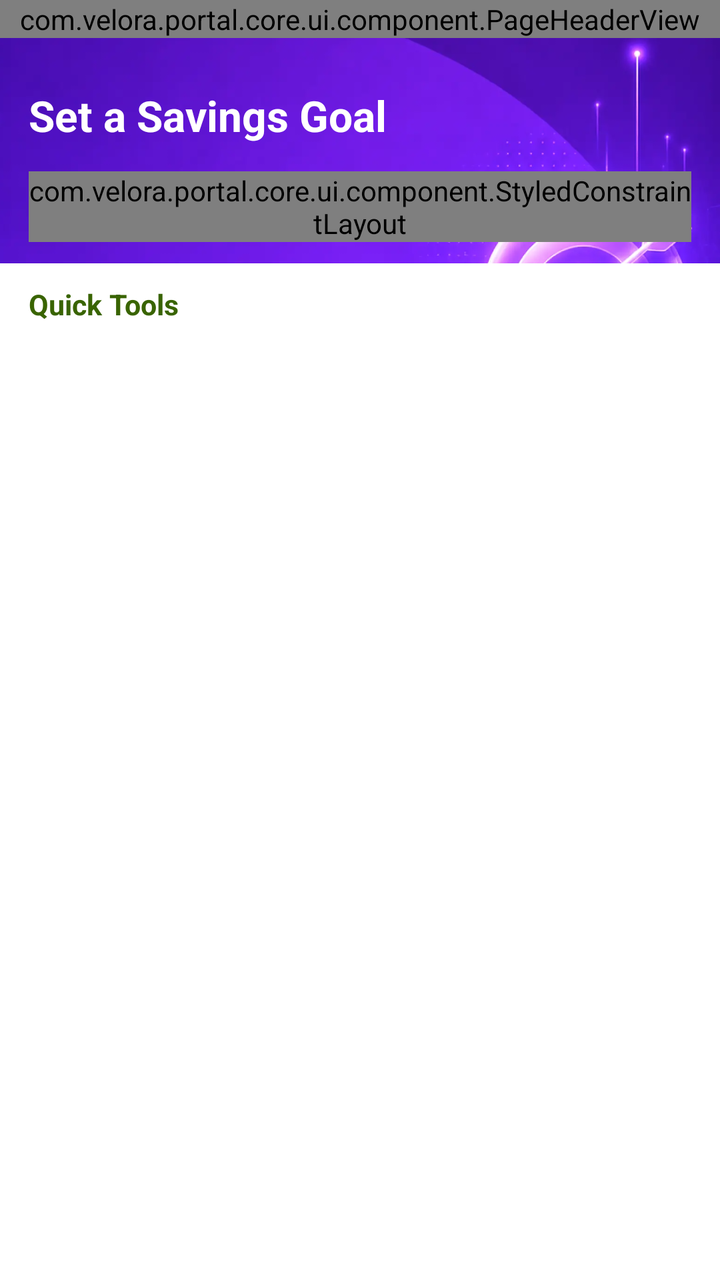
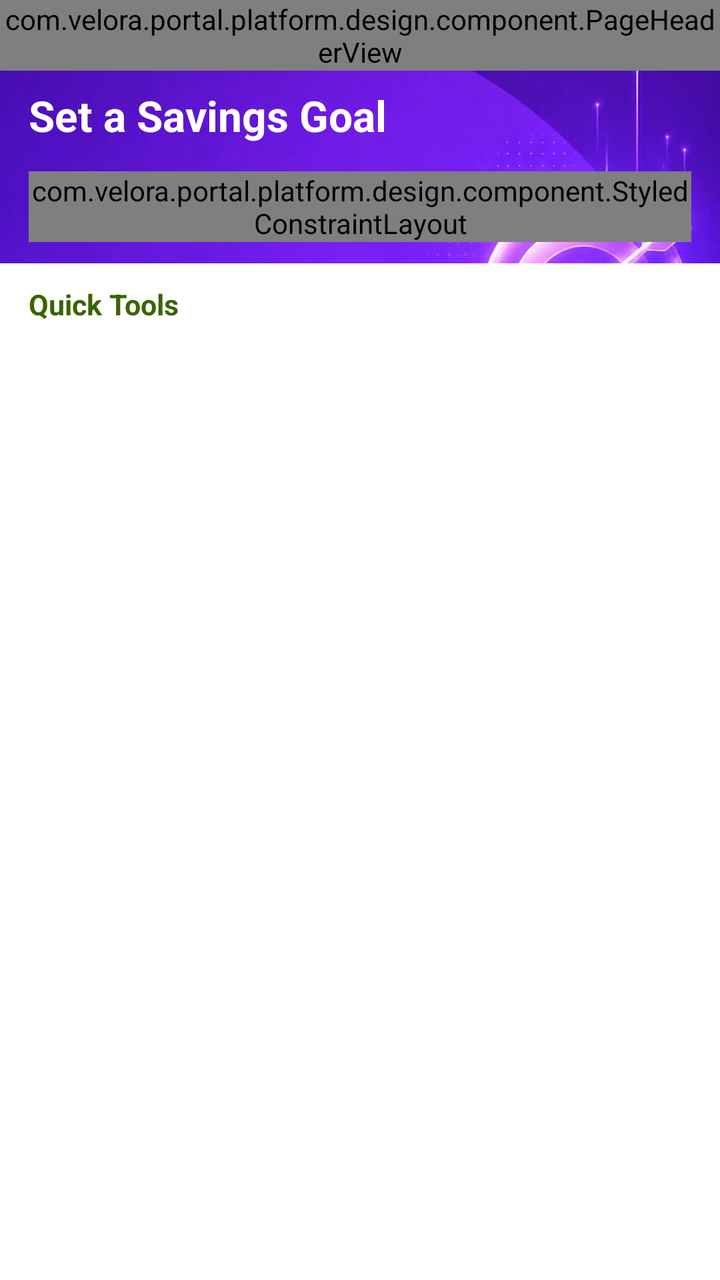

An Android layout rendered at two revisions. The XML below is the earlier revision; the diff shows what the commit changed to produce the second picture.
<!-- AndroidManifest.xml: application theme MyTheme -->
<!-- res/layout/activity_savings_goal_tip_detail.xml -->
<?xml version="1.0" encoding="utf-8"?>
<androidx.constraintlayout.widget.ConstraintLayout xmlns:android="http://schemas.android.com/apk/res/android"
    xmlns:app="http://schemas.android.com/apk/res-auto"
    android:layout_width="match_parent"
    android:layout_height="match_parent"
    android:background="@color/page_bg_color1">

    <androidx.appcompat.widget.AppCompatImageView
        android:layout_width="0dp"
        android:layout_height="0dp"
        android:contentDescription="@null"
        android:scaleType="centerCrop"
        android:src="@mipmap/page_goal_detail_bg"
        app:layout_constraintBottom_toBottomOf="parent"
        app:layout_constraintEnd_toEndOf="parent"
        app:layout_constraintStart_toStartOf="parent"
        app:layout_constraintTop_toTopOf="parent" />

    <androidx.core.widget.NestedScrollView
        android:layout_width="0dp"
        android:layout_height="0dp"
        android:clipToPadding="false"
        android:fillViewport="true"
        android:overScrollMode="never"
        app:layout_constraintBottom_toBottomOf="parent"
        app:layout_constraintEnd_toEndOf="parent"
        app:layout_constraintStart_toStartOf="parent"
        app:layout_constraintTop_toTopOf="parent">

        <LinearLayout
            android:layout_width="match_parent"
            android:layout_height="match_parent"
            android:orientation="vertical">

            <FrameLayout
                android:id="@+id/detailHeader"
                android:layout_width="match_parent"
                android:layout_height="wrap_content"
                android:paddingBottom="@dimen/dp_16">

                <com.velora.portal.core.ui.component.PageHeaderView
                    android:id="@+id/titleBar"
                    android:layout_width="match_parent"
                    android:layout_height="wrap_content"
                    app:fitStatusBar="false"
                    app:navigationIconColor="@color/text_inverse"
                    app:navigationMarginStart="@dimen/dp_0" />

                <TextView
                    android:layout_width="match_parent"
                    android:layout_height="wrap_content"
                    android:layout_gravity="start|top"
                    android:layout_marginStart="@dimen/dp_16"
                    android:layout_marginTop="@dimen/dp_52"
                    android:layout_marginEnd="@dimen/dp_16"
                    android:gravity="top"
                    android:includeFontPadding="false"
                    android:minLines="1"
                    android:text="@string/calculator_tips_goal_title"
                    android:textColor="@color/text_inverse"
                    android:textSize="@dimen/sp_24"
                    android:textStyle="bold" />
            </FrameLayout>

            <com.velora.portal.core.ui.component.StyledConstraintLayout
                android:layout_width="match_parent"
                android:layout_height="wrap_content"
                android:layout_marginHorizontal="@dimen/dp_16"
                app:radius="@dimen/dp_12"
                app:solidColor="@color/surface_primary">

                <LinearLayout
                    android:layout_width="0dp"
                    android:layout_height="wrap_content"
                    android:orientation="vertical"
                    android:padding="@dimen/dp_12"
                    app:layout_constraintEnd_toEndOf="parent"
                    app:layout_constraintStart_toStartOf="parent"
                    app:layout_constraintTop_toTopOf="parent">

                    <TextView
                        android:layout_width="match_parent"
                        android:layout_height="wrap_content"
                        android:includeFontPadding="false"
                        android:text="@string/calculator_goal_tip_updated"
                        android:textColor="@color/text_primary"
                        android:textSize="@dimen/sp_14"
                        android:textStyle="bold" />

                    <TextView
                        android:id="@+id/tvDefineTitle"
                        android:layout_width="match_parent"
                        android:layout_height="wrap_content"
                        android:layout_marginTop="@dimen/dp_10"
                        android:textColor="@color/text_primary"
                        android:textSize="@dimen/sp_12"
                        android:textStyle="bold" />

                    <TextView
                        android:layout_width="match_parent"
                        android:layout_height="wrap_content"
                        android:layout_marginTop="@dimen/dp_4"
                        android:lineSpacingExtra="@dimen/dp_2"
                        android:text="@string/calculator_goal_tip_define_description"
                        android:textColor="@color/text_secondary"
                        android:textSize="@dimen/sp_10" />

                    <TextView
                        android:id="@+id/tvTargetTitle"
                        android:layout_width="match_parent"
                        android:layout_height="wrap_content"
                        android:layout_marginTop="@dimen/dp_12"
                        android:textColor="@color/text_primary"
                        android:textSize="@dimen/sp_12"
                        android:textStyle="bold" />

                    <TextView
                        android:layout_width="match_parent"
                        android:layout_height="wrap_content"
                        android:layout_marginTop="@dimen/dp_4"
                        android:lineSpacingExtra="@dimen/dp_2"
                        android:text="@string/calculator_goal_tip_target_description"
                        android:textColor="@color/text_secondary"
                        android:textSize="@dimen/sp_10" />

                    <TextView
                        android:id="@+id/tvPlanTitle"
                        android:layout_width="match_parent"
                        android:layout_height="wrap_content"
                        android:layout_marginTop="@dimen/dp_12"
                        android:textColor="@color/text_primary"
                        android:textSize="@dimen/sp_12"
                        android:textStyle="bold" />

                    <TextView
                        android:layout_width="match_parent"
                        android:layout_height="wrap_content"
                        android:layout_marginTop="@dimen/dp_4"
                        android:lineSpacingExtra="@dimen/dp_2"
                        android:text="@string/calculator_goal_tip_plan_description"
                        android:textColor="@color/text_secondary"
                        android:textSize="@dimen/sp_10" />

                    <TextView
                        android:id="@+id/tvProgressTitle"
                        android:layout_width="match_parent"
                        android:layout_height="wrap_content"
                        android:layout_marginTop="@dimen/dp_12"
                        android:textColor="@color/text_primary"
                        android:textSize="@dimen/sp_12"
                        android:textStyle="bold" />

                    <TextView
                        android:layout_width="match_parent"
                        android:layout_height="wrap_content"
                        android:layout_marginTop="@dimen/dp_4"
                        android:lineSpacingExtra="@dimen/dp_2"
                        android:text="@string/calculator_goal_tip_progress_description"
                        android:textColor="@color/text_secondary"
                        android:textSize="@dimen/sp_10" />
                </LinearLayout>
            </com.velora.portal.core.ui.component.StyledConstraintLayout>

            <LinearLayout
                android:layout_width="match_parent"
                android:layout_height="0dp"
                android:layout_marginTop="@dimen/dp_12"
                android:background="@color/surface_primary"
                android:minHeight="@dimen/dp_112"
                android:orientation="vertical"
                android:paddingStart="@dimen/dp_16"
                android:paddingTop="@dimen/dp_12"
                android:paddingEnd="@dimen/dp_16"
                android:paddingBottom="@dimen/dp_24"
                android:layout_weight="1">

                <include
                    android:id="@+id/quickTools"
                    layout="@layout/view_calculation_quick_tools"
                    android:layout_width="match_parent"
                    android:layout_height="wrap_content" />
            </LinearLayout>
        </LinearLayout>
    </androidx.core.widget.NestedScrollView>
</androidx.constraintlayout.widget.ConstraintLayout>
<!-- res/layout/view_calculation_quick_tools.xml (included above) -->
<?xml version="1.0" encoding="utf-8"?>
<LinearLayout xmlns:android="http://schemas.android.com/apk/res/android"
    android:layout_width="match_parent"
    android:layout_height="wrap_content"
    android:orientation="vertical">

    <TextView
        android:layout_width="match_parent"
        android:layout_height="wrap_content"
        android:text="@string/calculator_quick_tools"
        android:textColor="@color/brand_primary"
        android:textSize="@dimen/sp_16"
        android:textStyle="bold" />

    <LinearLayout
        android:layout_width="match_parent"
        android:layout_height="wrap_content"
        android:layout_marginTop="@dimen/dp_10"
        android:gravity="center"
        android:orientation="horizontal">

        <include
            android:id="@+id/toolSalary"
            layout="@layout/item_calculation_quick_tool"
            android:layout_width="0dp"
            android:layout_height="wrap_content"
            android:layout_weight="1" />

        <include
            android:id="@+id/toolOvertime"
            layout="@layout/item_calculation_quick_tool"
            android:layout_width="0dp"
            android:layout_height="wrap_content"
            android:layout_weight="1" />

        <include
            android:id="@+id/toolWorkHours"
            layout="@layout/item_calculation_quick_tool"
            android:layout_width="0dp"
            android:layout_height="wrap_content"
            android:layout_weight="1" />

        <include
            android:id="@+id/toolTax"
            layout="@layout/item_calculation_quick_tool"
            android:layout_width="0dp"
            android:layout_height="wrap_content"
            android:layout_weight="1" />
    </LinearLayout>
</LinearLayout>
<!-- res/layout/item_calculation_quick_tool.xml (included above) -->
<?xml version="1.0" encoding="utf-8"?>
<LinearLayout xmlns:android="http://schemas.android.com/apk/res/android"
    android:layout_width="match_parent"
    android:layout_height="wrap_content"
    android:gravity="center_horizontal"
    android:orientation="vertical">

    <androidx.appcompat.widget.AppCompatImageView
        android:id="@+id/ivToolIcon"
        android:layout_width="@dimen/dp_47"
        android:layout_height="@dimen/dp_47"
        android:contentDescription="@null"
        android:scaleType="centerInside" />

    <TextView
        android:id="@+id/tvToolName"
        android:layout_width="match_parent"
        android:layout_height="wrap_content"
        android:layout_marginTop="@dimen/dp_2"
        android:gravity="center"
        android:lines="2"
        android:textColor="@color/text_secondary"
        android:textSize="@dimen/sp_12" />
</LinearLayout>
<!-- resources referenced by this layout -->
<resources>
  <color name="brand_primary">#396401</color>
  <color name="page_bg_color1">#FBF5EE</color>
  <color name="surface_primary">#FFFFFFFF</color>
  <color name="text_inverse">#FFFFFFFF</color>
  <color name="text_primary">#111827</color>
  <color name="text_secondary">#6D7280</color>
  <dimen name="dp_0">0dp</dimen>
  <dimen name="dp_10">10dp</dimen>
  <dimen name="dp_112">112dp</dimen>
  <dimen name="dp_12">12dp</dimen>
  <dimen name="dp_16">16dp</dimen>
  <dimen name="dp_2">2dp</dimen>
  <dimen name="dp_24">24dp</dimen>
  <dimen name="dp_4">4dp</dimen>
  <dimen name="dp_47">47dp</dimen>
  <dimen name="dp_52">52dp</dimen>
  <dimen name="sp_10">10sp</dimen>
  <dimen name="sp_12">12sp</dimen>
  <dimen name="sp_14">14sp</dimen>
  <dimen name="sp_16">16sp</dimen>
  <dimen name="sp_24">24sp</dimen>
  <!-- mipmap page_goal_detail_bg: webp bitmap (mipmap-xxxhdpi, 45224 bytes) -->
  <string name="calculator_goal_tip_define_description">A specific goal makes saving easier. Instead of saying “I want to save more,” decide exactly how much you want to save and when you want to achieve it.</string>
  <string name="calculator_goal_tip_plan_description">Divide your target amount into smaller monthly steps. A regular saving plan can make large goals feel easier to achieve.</string>
  <string name="calculator_goal_tip_progress_description">Checking your progress helps you stay motivated. Celebrate small milestones as you move closer to your goal.</string>
  <string name="calculator_goal_tip_target_description">Set a realistic savings target based on your income and monthly budget.</string>
  <string name="calculator_goal_tip_updated">Updated Jul 2026</string>
  <string name="calculator_quick_tools">Quick Tools</string>
  <string name="calculator_tips_goal_title">Set a Savings Goal</string>
  <style name="MyTheme" parent="Theme.MaterialComponents.DayNight.NoActionBar">
          <item name="android:windowBackground">@color/surface_primary</item>
          <item name="android:statusBarColor">@color/surface_primary</item>
          <item name="android:navigationBarColor">@color/surface_primary</item>
          <item name="android:windowTranslucentStatus">false</item>
          <item name="android:windowTranslucentNavigation">false</item>
          <item name="editTextStyle">@style/AppEditTextStyle</item>
          <item name="android:editTextStyle">@style/AppEditTextStyle</item>
      </style>
  <style name="AppEditTextStyle" parent="@style/Widget.AppCompat.EditText">
          <item name="android:textCursorDrawable">@drawable/input_cursor_color_7087f8</item>
      </style>
  <!-- drawable input_cursor_color_7087f8 (drawable) -->
  <?xml version="1.0" encoding="utf-8"?>
  <shape xmlns:android="http://schemas.android.com/apk/res/android">
      <size android:width="@dimen/dp_2" />
      <solid android:color="@color/brand_primary" />
  </shape>
</resources>

<!-- the commit's change to res/layout/activity_savings_goal_tip_detail.xml (unified diff, before → after) -->
@@ -38,7 +38,7 @@
                 android:layout_height="wrap_content"
                 android:paddingBottom="@dimen/dp_16">
 
-                <com.velora.portal.core.ui.component.PageHeaderView
+                <com.velora.portal.platform.design.component.PageHeaderView
                     android:id="@+id/titleBar"
                     android:layout_width="match_parent"
                     android:layout_height="wrap_content"
@@ -62,7 +62,7 @@
                     android:textStyle="bold" />
             </FrameLayout>
 
-            <com.velora.portal.core.ui.component.StyledConstraintLayout
+            <com.velora.portal.platform.design.component.StyledConstraintLayout
                 android:layout_width="match_parent"
                 android:layout_height="wrap_content"
                 android:layout_marginHorizontal="@dimen/dp_16"
@@ -159,7 +159,7 @@
                         android:textColor="@color/text_secondary"
                         android:textSize="@dimen/sp_10" />
                 </LinearLayout>
-            </com.velora.portal.core.ui.component.StyledConstraintLayout>
+            </com.velora.portal.platform.design.component.StyledConstraintLayout>
 
             <LinearLayout
                 android:layout_width="match_parent"
